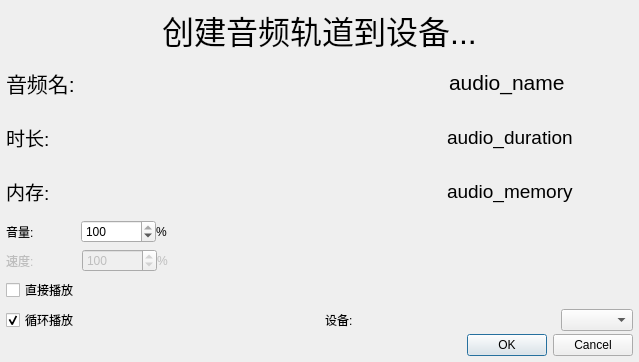
Above: newaudioorbitdialog.ui from xiangCaO233/XPlayer before the change. Below: the same form after it.
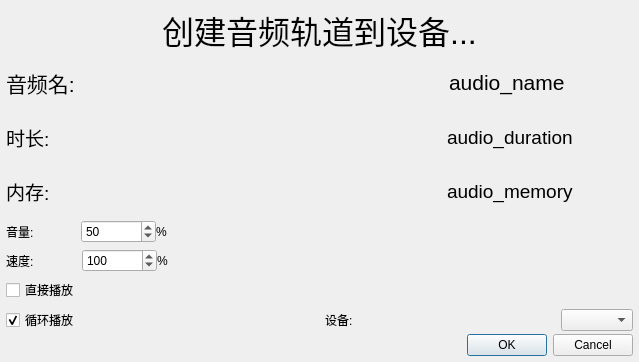
That is the form after the change.

```diff
--- a/newaudioorbitdialog.ui
+++ b/newaudioorbitdialog.ui
@@ -270,7 +270,7 @@
             <number>10</number>
            </property>
            <property name="value">
-            <number>100</number>
+            <number>50</number>
            </property>
           </widget>
          </item>
@@ -362,7 +362,7 @@
          <item>
           <widget class="QLabel" name="speed_label">
            <property name="enabled">
-            <bool>false</bool>
+            <bool>true</bool>
            </property>
            <property name="text">
             <string>速度:</string>
@@ -372,7 +372,7 @@
          <item>
           <widget class="QSpinBox" name="speed_spin_control">
            <property name="enabled">
-            <bool>false</bool>
+            <bool>true</bool>
            </property>
            <property name="toolTip">
             <string>暂不支持</string>
@@ -391,7 +391,7 @@
          <item>
           <widget class="QLabel" name="speed_percent_label">
            <property name="enabled">
-            <bool>false</bool>
+            <bool>true</bool>
            </property>
            <property name="text">
             <string>%</string>
```
Left out of the diff: 22 changed lines with no effect on the pictures.
